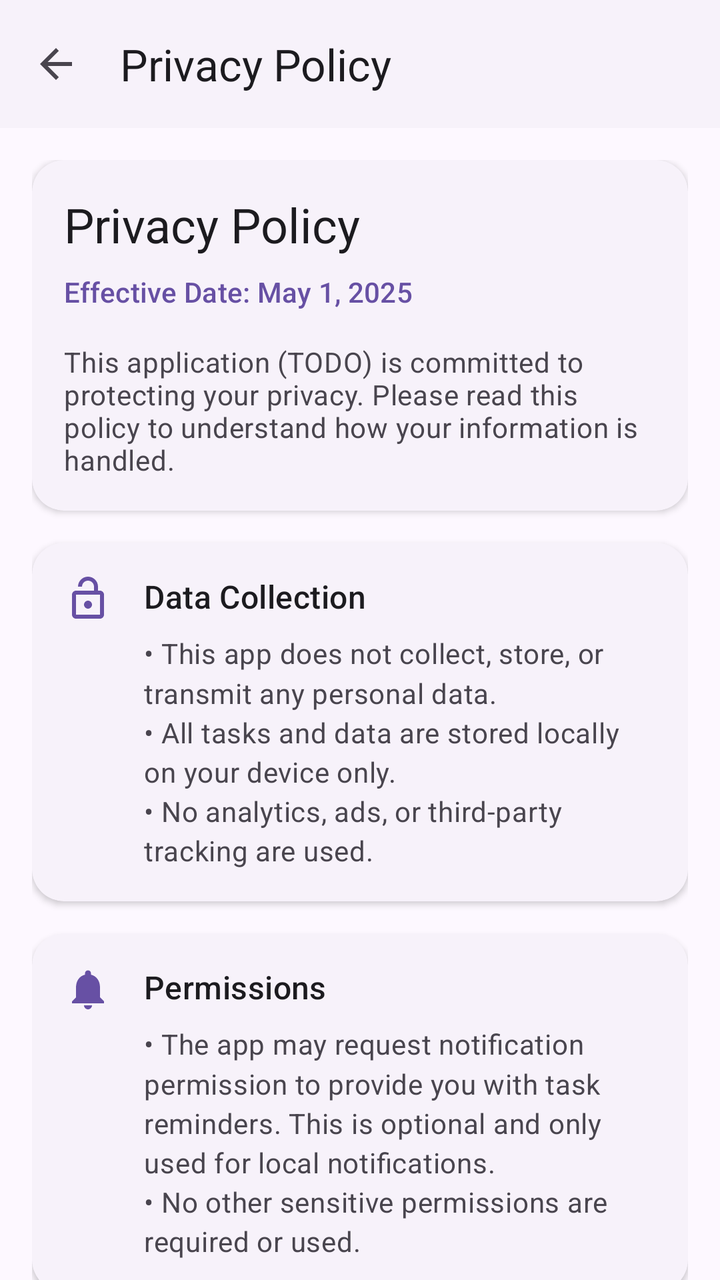
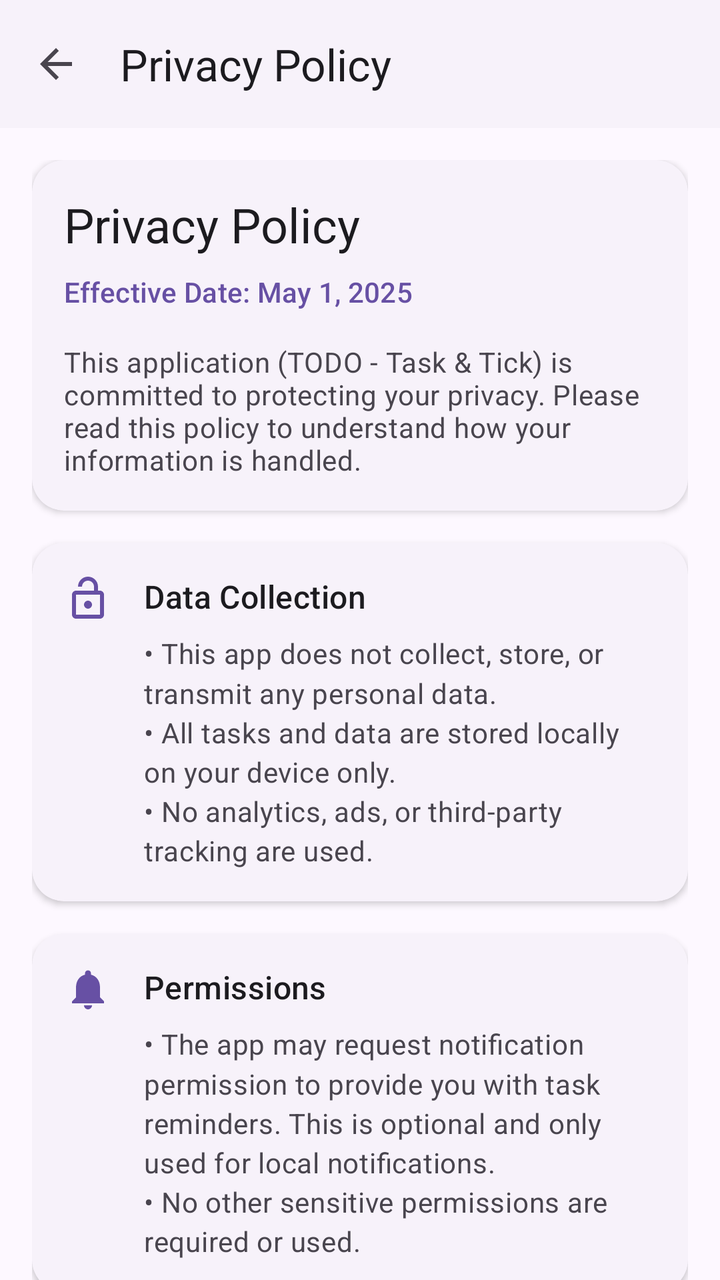

An Android layout rendered at two revisions. The XML below is the earlier revision; the diff shows what the commit changed to produce the second picture.
<!-- AndroidManifest.xml: activity theme Theme.Exam -->
<!-- res/layout/activity_privacy_policy.xml -->
<?xml version="1.0" encoding="utf-8"?>
<androidx.coordinatorlayout.widget.CoordinatorLayout xmlns:android="http://schemas.android.com/apk/res/android"
    xmlns:app="http://schemas.android.com/apk/res-auto"
    xmlns:tools="http://schemas.android.com/tools"
    android:layout_width="match_parent"
    android:layout_height="match_parent"
    android:background="?android:colorBackground"
    tools:context=".PrivacyPolicyActivity">

    <com.google.android.material.appbar.AppBarLayout
        android:id="@+id/appBarLayout"
        android:layout_width="match_parent"
        android:layout_height="wrap_content"
        android:fitsSystemWindows="true"
        android:background="@android:color/transparent"
        app:elevation="0dp">

        <com.google.android.material.appbar.MaterialToolbar
            android:id="@+id/toolbar"
            android:layout_width="match_parent"
            android:layout_height="?attr/actionBarSize"
        android:background="?attr/colorSurface"
            app:navigationIcon="@drawable/ic_baseline_arrow_back_24"
        app:title="@string/privacy_policy"
            app:titleTextColor="?attr/colorOnSurface" />

    </com.google.android.material.appbar.AppBarLayout>

    <androidx.core.widget.NestedScrollView
        android:layout_width="match_parent"
        android:layout_height="match_parent"
        android:clipToPadding="false"
        android:overScrollMode="never"
        android:paddingBottom="24dp"
        app:layout_behavior="@string/appbar_scrolling_view_behavior">

        <androidx.constraintlayout.widget.ConstraintLayout
            android:layout_width="match_parent"
            android:layout_height="wrap_content"
            android:paddingHorizontal="16dp"
            android:paddingTop="16dp">

            
            <androidx.cardview.widget.CardView
                android:id="@+id/headerCard"
                android:layout_width="match_parent"
                android:layout_height="wrap_content"
                android:layout_marginBottom="16dp"
                app:cardBackgroundColor="?attr/colorSurface"
                app:cardCornerRadius="16dp"
                app:cardElevation="2dp"
                app:layout_constraintEnd_toEndOf="parent"
                app:layout_constraintStart_toStartOf="parent"
                app:layout_constraintTop_toTopOf="parent">

                <LinearLayout
            android:layout_width="match_parent"
            android:layout_height="wrap_content"
            android:orientation="vertical"
                    android:padding="16dp">

                    <TextView
                        android:layout_width="match_parent"
                        android:layout_height="wrap_content"
                        android:text="@string/privacy_policy_title"
                        android:textAppearance="@style/TextAppearance.Material3.HeadlineSmall"
                        android:textColor="?attr/colorOnSurface" />

                    <TextView
                        android:layout_width="match_parent"
                        android:layout_height="wrap_content"
                        android:layout_marginTop="8dp"
                        android:text="@string/privacy_effective_date"
                        android:textAppearance="@style/TextAppearance.Material3.TitleSmall"
                        android:textColor="?attr/colorPrimary" />

                    <TextView
                        android:layout_width="match_parent"
                        android:layout_height="wrap_content"
                        android:layout_marginTop="16dp"
                        android:text="@string/privacy_intro"
                        android:textAppearance="@style/TextAppearance.Material3.BodyMedium"
                        android:textColor="?attr/colorOnSurfaceVariant" />
                </LinearLayout>
            </androidx.cardview.widget.CardView>

            
            <androidx.cardview.widget.CardView
                android:id="@+id/dataCollectionCard"
                android:layout_width="match_parent"
                android:layout_height="wrap_content"
                android:layout_marginTop="16dp"
                app:cardBackgroundColor="?attr/colorSurface"
                app:cardCornerRadius="16dp"
                app:cardElevation="2dp"
                app:layout_constraintEnd_toEndOf="parent"
                app:layout_constraintStart_toStartOf="parent"
                app:layout_constraintTop_toBottomOf="@id/headerCard">

                <LinearLayout
                    android:layout_width="match_parent"
                    android:layout_height="wrap_content"
                    android:orientation="horizontal"
                    android:padding="16dp">

                    <ImageView
                        android:layout_width="24dp"
                        android:layout_height="24dp"
                        android:layout_gravity="top"
                        android:layout_marginEnd="16dp"
                        android:contentDescription="@string/content_desc_data_collection"
                        android:src="@drawable/ic_data_privacy_24"
                        app:tint="?attr/colorPrimary" />

                    <LinearLayout
                        android:layout_width="match_parent"
                        android:layout_height="wrap_content"
                        android:orientation="vertical">

                        <TextView
                            android:layout_width="match_parent"
                            android:layout_height="wrap_content"
                            android:text="@string/privacy_data_collection_title"
                            android:textAppearance="@style/TextAppearance.Material3.TitleMedium"
                            android:textColor="?attr/colorOnSurface" />

                        <TextView
                            android:layout_width="match_parent"
                            android:layout_height="wrap_content"
                            android:layout_marginTop="8dp"
                            android:lineSpacingMultiplier="1.2"
                            android:text="@string/privacy_data_collection"
                            android:textAppearance="@style/TextAppearance.Material3.BodyMedium"
                            android:textColor="?attr/colorOnSurfaceVariant" />
                    </LinearLayout>
                </LinearLayout>
            </androidx.cardview.widget.CardView>

            
            <androidx.cardview.widget.CardView
                android:id="@+id/permissionsCard"
                android:layout_width="match_parent"
                android:layout_height="wrap_content"
                android:layout_marginTop="16dp"
                app:cardBackgroundColor="?attr/colorSurface"
                app:cardCornerRadius="16dp"
                app:cardElevation="2dp"
                app:layout_constraintEnd_toEndOf="parent"
                app:layout_constraintStart_toStartOf="parent"
                app:layout_constraintTop_toBottomOf="@id/dataCollectionCard">

                <LinearLayout
                    android:layout_width="match_parent"
                    android:layout_height="wrap_content"
                    android:orientation="horizontal"
                    android:padding="16dp">

                    <ImageView
                        android:layout_width="24dp"
                        android:layout_height="24dp"
                        android:layout_gravity="top"
                        android:layout_marginEnd="16dp"
                        android:contentDescription="@string/content_desc_permissions"
                        android:src="@drawable/ic_notifications"
                        app:tint="?attr/colorPrimary" />

                    <LinearLayout
                        android:layout_width="match_parent"
                        android:layout_height="wrap_content"
                        android:orientation="vertical">

                        <TextView
                            android:layout_width="match_parent"
                            android:layout_height="wrap_content"
                            android:text="@string/privacy_permissions_title"
                            android:textAppearance="@style/TextAppearance.Material3.TitleMedium"
                            android:textColor="?attr/colorOnSurface" />

                        <TextView
                            android:layout_width="match_parent"
                            android:layout_height="wrap_content"
                            android:layout_marginTop="8dp"
                            android:lineSpacingMultiplier="1.2"
                            android:text="@string/privacy_permissions"
                            android:textAppearance="@style/TextAppearance.Material3.BodyMedium"
                            android:textColor="?attr/colorOnSurfaceVariant" />
                    </LinearLayout>
                </LinearLayout>
            </androidx.cardview.widget.CardView>

            
            <androidx.cardview.widget.CardView
                android:id="@+id/dataSharingCard"
                android:layout_width="match_parent"
                android:layout_height="wrap_content"
                android:layout_marginTop="16dp"
                app:cardBackgroundColor="?attr/colorSurface"
                app:cardCornerRadius="16dp"
                app:cardElevation="2dp"
                app:layout_constraintEnd_toEndOf="parent"
                app:layout_constraintStart_toStartOf="parent"
                app:layout_constraintTop_toBottomOf="@id/permissionsCard">

                <LinearLayout
                    android:layout_width="match_parent"
                    android:layout_height="wrap_content"
                    android:orientation="horizontal"
                    android:padding="16dp">

                    <ImageView
                        android:layout_width="24dp"
                        android:layout_height="24dp"
                        android:layout_gravity="top"
                        android:layout_marginEnd="16dp"
                        android:contentDescription="@string/content_desc_data_sharing"
                        android:src="@drawable/ic_share_24"
                        app:tint="?attr/colorPrimary" />

                    <LinearLayout
                        android:layout_width="match_parent"
                        android:layout_height="wrap_content"
                        android:orientation="vertical">

                        <TextView
                            android:layout_width="match_parent"
                            android:layout_height="wrap_content"
                            android:text="@string/privacy_data_sharing_title"
                            android:textAppearance="@style/TextAppearance.Material3.TitleMedium"
                            android:textColor="?attr/colorOnSurface" />

                        <TextView
                            android:layout_width="match_parent"
                            android:layout_height="wrap_content"
                            android:layout_marginTop="8dp"
                            android:lineSpacingMultiplier="1.2"
                            android:text="@string/privacy_data_sharing"
                            android:textAppearance="@style/TextAppearance.Material3.BodyMedium"
                            android:textColor="?attr/colorOnSurfaceVariant" />
                    </LinearLayout>
                </LinearLayout>
            </androidx.cardview.widget.CardView>

            
            <androidx.cardview.widget.CardView
                android:id="@+id/childrensPrivacyCard"
                android:layout_width="match_parent"
                android:layout_height="wrap_content"
                android:layout_marginTop="16dp"
                app:cardBackgroundColor="?attr/colorSurface"
                app:cardCornerRadius="16dp"
                app:cardElevation="2dp"
                app:layout_constraintEnd_toEndOf="parent"
                app:layout_constraintStart_toStartOf="parent"
                app:layout_constraintTop_toBottomOf="@id/dataSharingCard">

                <LinearLayout
                    android:layout_width="match_parent"
                    android:layout_height="wrap_content"
                    android:orientation="horizontal"
                    android:padding="16dp">

                    <ImageView
                        android:layout_width="24dp"
                        android:layout_height="24dp"
                        android:layout_gravity="top"
                        android:layout_marginEnd="16dp"
                        android:contentDescription="@string/content_desc_childrens_privacy"
                        android:src="@drawable/ic_child_care_24"
                        app:tint="?attr/colorPrimary" />

                    <LinearLayout
                        android:layout_width="match_parent"
                        android:layout_height="wrap_content"
                        android:orientation="vertical">

                        <TextView
                            android:layout_width="match_parent"
                            android:layout_height="wrap_content"
                            android:text="@string/privacy_childrens_privacy_title"
                            android:textAppearance="@style/TextAppearance.Material3.TitleMedium"
                            android:textColor="?attr/colorOnSurface" />

                        <TextView
                            android:layout_width="match_parent"
                            android:layout_height="wrap_content"
                            android:layout_marginTop="8dp"
                            android:lineSpacingMultiplier="1.2"
                            android:text="@string/privacy_childrens_privacy"
                            android:textAppearance="@style/TextAppearance.Material3.BodyMedium"
                            android:textColor="?attr/colorOnSurfaceVariant" />
                    </LinearLayout>
                </LinearLayout>
            </androidx.cardview.widget.CardView>

            
            <androidx.cardview.widget.CardView
                android:id="@+id/securityCard"
                android:layout_width="match_parent"
                android:layout_height="wrap_content"
                android:layout_marginTop="16dp"
                app:cardBackgroundColor="?attr/colorSurface"
                app:cardCornerRadius="16dp"
                app:cardElevation="2dp"
                app:layout_constraintEnd_toEndOf="parent"
                app:layout_constraintStart_toStartOf="parent"
                app:layout_constraintTop_toBottomOf="@id/childrensPrivacyCard">

                <LinearLayout
                    android:layout_width="match_parent"
                    android:layout_height="wrap_content"
                    android:orientation="horizontal"
                    android:padding="16dp">

                    <ImageView
                        android:layout_width="24dp"
                        android:layout_height="24dp"
                        android:layout_gravity="top"
                        android:layout_marginEnd="16dp"
                        android:contentDescription="@string/content_desc_security"
                        android:src="@drawable/ic_security_24"
                        app:tint="?attr/colorPrimary" />

                    <LinearLayout
                        android:layout_width="match_parent"
                        android:layout_height="wrap_content"
                        android:orientation="vertical">

                        <TextView
                            android:layout_width="match_parent"
                            android:layout_height="wrap_content"
                            android:text="@string/privacy_security_title"
                            android:textAppearance="@style/TextAppearance.Material3.TitleMedium"
                            android:textColor="?attr/colorOnSurface" />

            <TextView
                            android:layout_width="match_parent"
                            android:layout_height="wrap_content"
                            android:layout_marginTop="8dp"
                            android:lineSpacingMultiplier="1.2"
                            android:text="@string/privacy_security"
                            android:textAppearance="@style/TextAppearance.Material3.BodyMedium"
                            android:textColor="?attr/colorOnSurfaceVariant" />
                    </LinearLayout>
                </LinearLayout>
            </androidx.cardview.widget.CardView>

            
            <androidx.cardview.widget.CardView
                android:id="@+id/contactCard"
                android:layout_width="match_parent"
                android:layout_height="wrap_content"
                android:layout_marginTop="16dp"
                app:cardBackgroundColor="?attr/colorSurface"
                app:cardCornerRadius="16dp"
                app:cardElevation="2dp"
                app:layout_constraintEnd_toEndOf="parent"
                app:layout_constraintStart_toStartOf="parent"
                app:layout_constraintTop_toBottomOf="@id/securityCard">

                <LinearLayout
                    android:layout_width="match_parent"
                    android:layout_height="wrap_content"
                    android:orientation="horizontal"
                    android:padding="16dp">

                    <ImageView
                        android:layout_width="24dp"
                        android:layout_height="24dp"
                        android:layout_gravity="top"
                        android:layout_marginEnd="16dp"
                        android:contentDescription="@string/content_desc_contact"
                        android:src="@drawable/ic_email_24"
                        app:tint="?attr/colorPrimary" />

                    <LinearLayout
                        android:layout_width="match_parent"
                        android:layout_height="wrap_content"
                        android:orientation="vertical">

                        <TextView
                            android:layout_width="match_parent"
                            android:layout_height="wrap_content"
                            android:text="@string/privacy_contact_title"
                            android:textAppearance="@style/TextAppearance.Material3.TitleMedium"
                            android:textColor="?attr/colorOnSurface" />

                        <TextView
                            android:layout_width="match_parent"
                            android:layout_height="wrap_content"
                            android:layout_marginTop="8dp"
                            android:lineSpacingMultiplier="1.2"
                            android:text="@string/privacy_contact"
                            android:textAppearance="@style/TextAppearance.Material3.BodyMedium"
                            android:textColor="?attr/colorOnSurfaceVariant" />

                        <com.google.android.material.button.MaterialButton
                            android:id="@+id/contactButton"
                            style="@style/Widget.Material3.Button.OutlinedButton.Icon"
                            android:layout_width="wrap_content"
                            android:layout_height="wrap_content"
                            android:layout_marginTop="16dp"
                            android:text="@string/email_button"
                            app:icon="@drawable/ic_email_24" />
                    </LinearLayout>
                </LinearLayout>
            </androidx.cardview.widget.CardView>

            
            <TextView
                android:id="@+id/agreementText"
                android:layout_width="match_parent"
                android:layout_height="wrap_content"
                android:layout_marginTop="24dp"
                android:layout_marginBottom="16dp"
                android:gravity="center"
                android:lineSpacingMultiplier="1.2"
                android:text="@string/privacy_agreement"
                android:textAppearance="@style/TextAppearance.Material3.BodyMedium"
                android:textColor="?attr/colorPrimary"
                android:textStyle="italic"
                app:layout_constraintBottom_toBottomOf="parent"
                app:layout_constraintEnd_toEndOf="parent"
                app:layout_constraintStart_toStartOf="parent"
                app:layout_constraintTop_toBottomOf="@id/contactCard" />

        </androidx.constraintlayout.widget.ConstraintLayout>
    </androidx.core.widget.NestedScrollView>
</androidx.coordinatorlayout.widget.CoordinatorLayout>
<!-- resources referenced by this layout -->
<resources>
  <!-- drawable ic_baseline_arrow_back_24 (drawable) -->
  <?xml version="1.0" encoding="utf-8"?>
  <vector xmlns:android="http://schemas.android.com/apk/res/android"
      android:width="24dp"
      android:height="24dp"
      android:viewportWidth="24"
      android:viewportHeight="24">
      <path
          android:fillColor="@color/md_on_surface_variant"
          android:pathData="M20,11H7.83l5.59-5.59L12,4l-8,8 8,8 1.41-1.41L7.83,13H20v-2z"/>
  </vector>
  <string name="content_desc_childrens_privacy">Children\'s Privacy</string>
  <string name="content_desc_contact">Contact</string>
  <string name="content_desc_data_collection">Data Collection</string>
  <string name="content_desc_data_sharing">Data Sharing</string>
  <string name="content_desc_permissions">Permissions</string>
  <string name="content_desc_security">Security</string>
  <string name="email_button">Email</string>
  <string name="privacy_agreement">By using this app, you agree to this privacy policy. The policy may be updated from time to time. Please review it periodically.</string>
  <string name="privacy_childrens_privacy">• This app is suitable for all ages and does not collect information from children under 13.</string>
  <string name="privacy_childrens_privacy_title">Children\'s Privacy</string>
  <string name="privacy_contact">• If you have any questions or concerns about this privacy policy, please contact the developer at support@mamunwrites.com.</string>
  <string name="privacy_contact_title">Contact</string>
  <string name="privacy_data_collection">• This app does not collect, store, or transmit any personal data.\n• All tasks and data are stored locally on your device only.\n• No analytics, ads, or third-party tracking are used.</string>
  <string name="privacy_data_collection_title">Data Collection</string>
  <string name="privacy_data_sharing">• Your data is not shared with any third parties.\n• No data is uploaded, sold, or transferred outside of your device.</string>
  <string name="privacy_data_sharing_title">Data Sharing</string>
  <string name="privacy_effective_date">Effective Date: May 1, 2025</string>
  <string name="privacy_intro">This application ("TODO") is committed to protecting your privacy. Please read this policy to understand how your information is handled.</string>
  <string name="privacy_permissions">• The app may request notification permission to provide you with task reminders. This is optional and only used for local notifications.\n• No other sensitive permissions are required or used.</string>
  <string name="privacy_permissions_title">Permissions</string>
  <string name="privacy_policy">Privacy Policy</string>
  <string name="privacy_policy_title">Privacy Policy</string>
  <string name="privacy_security">• Your data is securely stored on your device.\n• For additional security, use your device\'s PIN, fingerprint, or other security features.</string>
  <string name="privacy_security_title">Security</string>
  <style name="Theme.Exam" parent="Base.Theme.Exam" />
  <color name="md_on_surface_variant">#FF49454E</color>
  <color name="md_primary">#FF6750A4</color>
  <color name="md_primary_container">#FFE9DDFF</color>
  <color name="md_on_primary">#FFFFFFFF</color>
  <color name="md_secondary">#FF625B71</color>
  <color name="md_secondary_container">#FFE8DEF8</color>
  <color name="md_on_secondary">#FFFFFFFF</color>
  <color name="md_tertiary">#FF7E5260</color>
  <color name="md_on_tertiary">#FFFFFFFF</color>
  <color name="md_surface">#FFF7F2FA</color>
  <color name="md_on_surface">#FF1C1B1F</color>
  <color name="md_surface_variant">#FFE7E0EC</color>
  <color name="md_background">#FFFDF8FF</color>
  <color name="md_on_background">#FF1C1B1F</color>
  <color name="md_error">#FFB3261E</color>
  <color name="md_on_error">#FFFFFFFF</color>
  <!-- unchanged entries left out for length: 7 -->
</resources>

<!-- the commit's change to res/layout/activity_privacy_policy.xml (unified diff, before → after) -->
@@ -53,7 +53,7 @@
                 app:layout_constraintStart_toStartOf="parent"
                 app:layout_constraintTop_toTopOf="parent">
 
-                <LinearLayout
+        <LinearLayout
             android:layout_width="match_parent"
             android:layout_height="wrap_content"
             android:orientation="vertical"
<!-- resource entries referenced after the edit -->
@@ -28,7 +28,7 @@
   <string name="privacy_data_sharing">• Your data is not shared with any third parties.\n• No data is uploaded, sold, or transferred outside of your device.</string>
   <string name="privacy_data_sharing_title">Data Sharing</string>
   <string name="privacy_effective_date">Effective Date: May 1, 2025</string>
-  <string name="privacy_intro">This application ("TODO") is committed to protecting your privacy. Please read this policy to understand how your information is handled.</string>
+  <string name="privacy_intro">This application ("TODO - Task &amp; Tick") is committed to protecting your privacy. Please read this policy to understand how your information is handled.</string>
   <string name="privacy_permissions">• The app may request notification permission to provide you with task reminders. This is optional and only used for local notifications.\n• No other sensitive permissions are required or used.</string>
   <string name="privacy_permissions_title">Permissions</string>
   <string name="privacy_policy">Privacy Policy</string>
